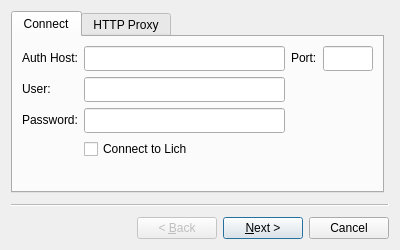
matoom/frostbite, file gui/connectwizard.ui: the form before one commit.
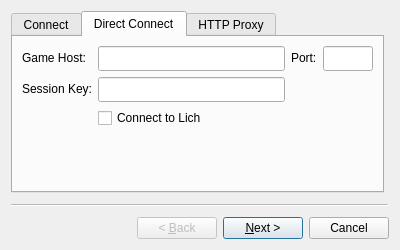
The form after the commit. The open tabs and pages were chosen to show the change. Icons and pictures are not drawn. Custom widgets are drawn as their Qt base class.

Commit message: direct connect option using session key

Patch:
```diff
--- a/gui/connectwizard.ui
+++ b/gui/connectwizard.ui
@@ -86,9 +86,6 @@
            <layout class="QHBoxLayout" name="horizontalLayout">
             <item>
              <layout class="QFormLayout" name="formLayout_2">
-              <property name="fieldGrowthPolicy">
-               <enum>QFormLayout::AllNonFixedFieldsGrow</enum>
-              </property>
               <item row="0" column="0">
                <widget class="QLabel" name="authHostLabel">
                 <property name="text">
@@ -250,7 +247,125 @@
         </item>
        </layout>
       </widget>
-      <widget class="QWidget" name="tab_2">
+      <widget class="QWidget" name="directTab">
+       <attribute name="title">
+        <string>Direct Connect</string>
+       </attribute>
+       <layout class="QHBoxLayout" name="horizontalLayout_4">
+        <item>
+         <layout class="QVBoxLayout" name="verticalLayout_9">
+          <item>
+           <layout class="QHBoxLayout" name="horizontalLayout_7">
+            <item>
+             <layout class="QFormLayout" name="formLayout_5">
+              <item row="0" column="0">
+               <widget class="QLabel" name="gameHostLabel">
+                <property name="text">
+                 <string>Game Host:</string>
+                </property>
+               </widget>
+              </item>
+              <item row="0" column="1">
+               <widget class="QLineEdit" name="gameHostEdit">
+                <property name="minimumSize">
+                 <size>
+                  <width>0</width>
+                  <height>25</height>
+                 </size>
+                </property>
+                <property name="maximumSize">
+                 <size>
+                  <width>16777215</width>
+                  <height>25</height>
+                 </size>
+                </property>
+                <property name="focusPolicy">
+                 <enum>Qt::ClickFocus</enum>
+                </property>
+               </widget>
+              </item>
+              <item row="1" column="0">
+               <widget class="QLabel" name="sessionKeyLabel">
+                <property name="text">
+                 <string>Session Key:</string>
+                </property>
+               </widget>
+              </item>
+              <item row="1" column="1">
+               <widget class="QLineEdit" name="sessionKeyEdit">
+                <property name="minimumSize">
+                 <size>
+                  <width>0</width>
+                  <height>25</height>
+                 </size>
+                </property>
+                <property name="maximumSize">
+                 <size>
+                  <width>16777215</width>
+                  <height>25</height>
+                 </size>
+                </property>
+               </widget>
+              </item>
+              <item row="2" column="1">
+               <widget class="QCheckBox" name="directLichBox">
+                <property name="text">
+                 <string>Connect to Lich</string>
+                </property>
+               </widget>
+              </item>
+             </layout>
+            </item>
+            <item>
+             <layout class="QFormLayout" name="formLayout_6">
+              <item row="0" column="0">
+               <widget class="QLabel" name="gamePortLabel">
+                <property name="text">
+                 <string>Port:</string>
+                </property>
+               </widget>
+              </item>
+              <item row="0" column="1">
+               <widget class="QLineEdit" name="gamePortEdit">
+                <property name="sizePolicy">
+                 <sizepolicy hsizetype="Fixed" vsizetype="Fixed">
+                  <horstretch>0</horstretch>
+                  <verstretch>0</verstretch>
+                 </sizepolicy>
+                </property>
+                <property name="minimumSize">
+                 <size>
+                  <width>0</width>
+                  <height>25</height>
+                 </size>
+                </property>
+                <property name="maximumSize">
+                 <size>
+                  <width>50</width>
+                  <height>25</height>
+                 </size>
+                </property>
+                <property name="focusPolicy">
+                 <enum>Qt::ClickFocus</enum>
+                </property>
+               </widget>
+              </item>
+             </layout>
+            </item>
+           </layout>
+          </item>
+          <item>
+           <widget class="QLabel" name="directErrorLabel">
+            <property name="text">
+             <string/>
+            </property>
+           </widget>
+          </item>
+         </layout>
+        </item>
+       </layout>
+      </widget>
+      <widget class="QWidget" name="proxyTab">
        <attribute name="title">
         <string>HTTP Proxy</string>
        </attribute>
```
Left out of the diff: 8 changed lines with no effect on the pictures. The commit also changes 7 other files.
